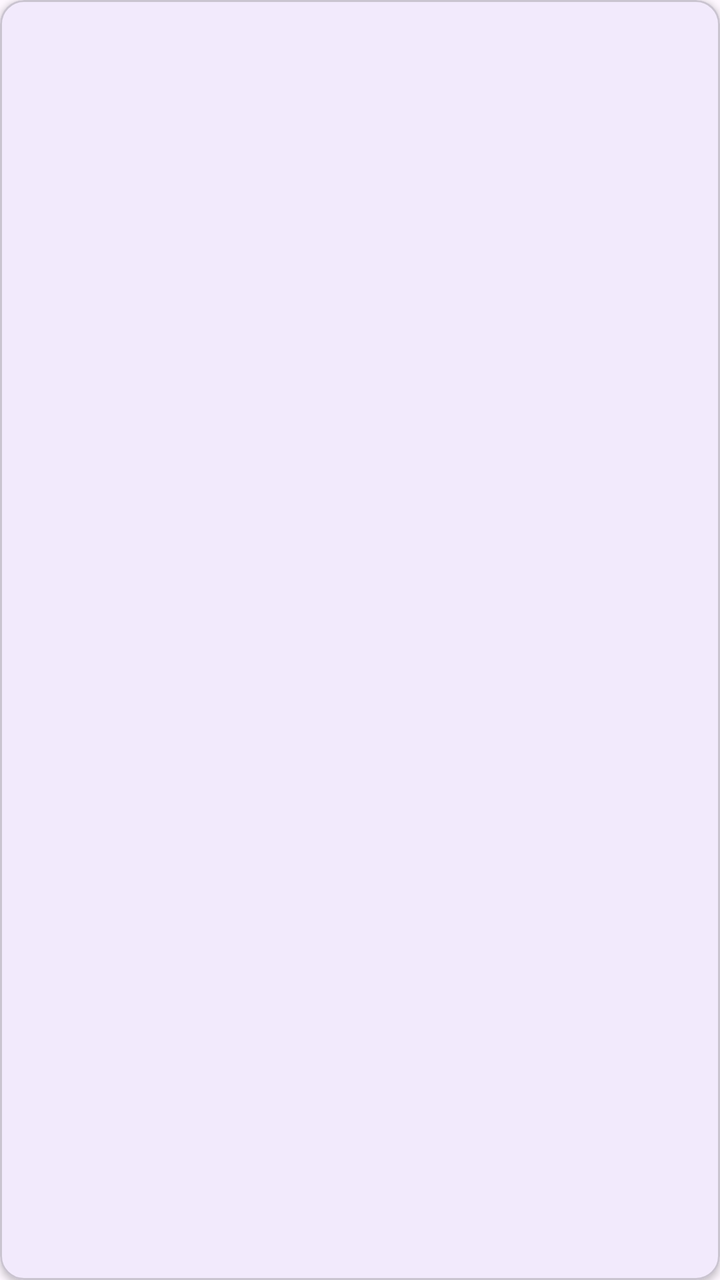
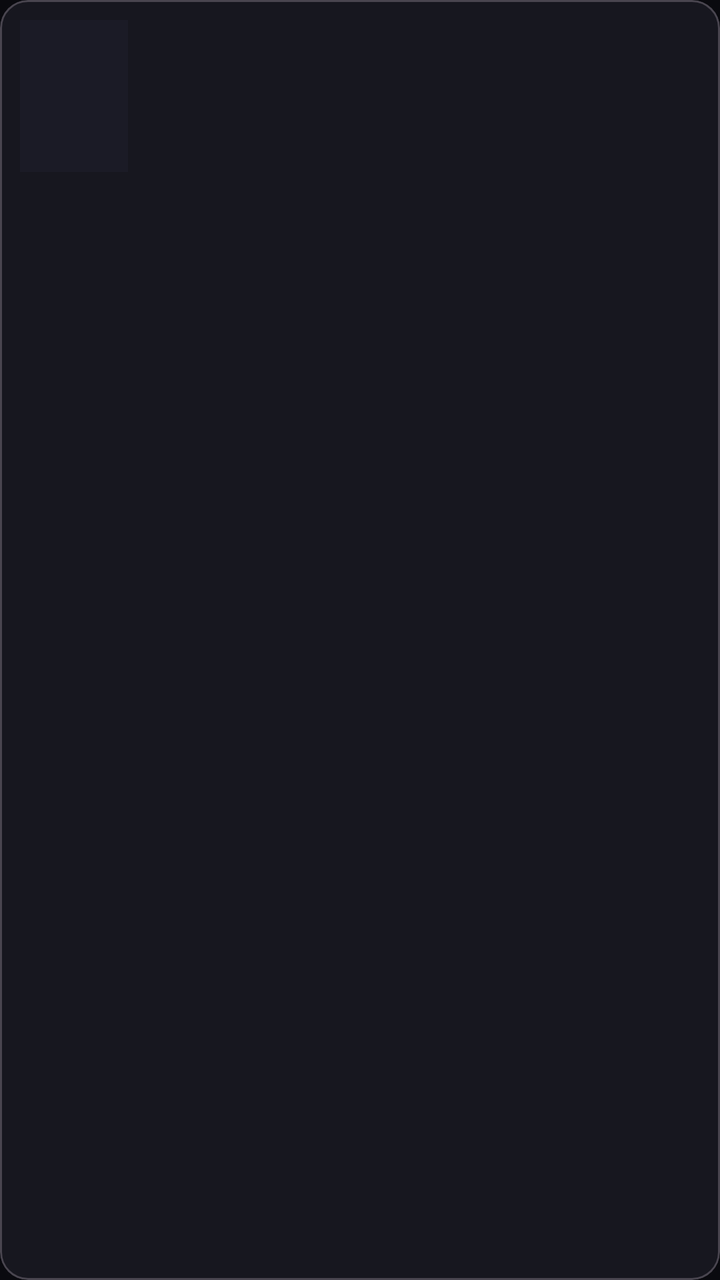

The first picture is an Android layout as it rendered before a commit; the second is the same layout after the commit. The layout source and the unified diff follow.
<!-- AndroidManifest.xml: application theme Theme.TruyenReader -->
<!-- res/layout/item_comic_row.xml -->
<?xml version="1.0" encoding="utf-8"?>
<com.google.android.material.card.MaterialCardView xmlns:android="http://schemas.android.com/apk/res/android"
    xmlns:app="http://schemas.android.com/apk/res-auto"
    android:layout_width="match_parent"
    android:layout_height="wrap_content"
    android:layout_margin="6dp"
    app:cardCornerRadius="12dp"
    app:cardElevation="2dp">

    <LinearLayout
        android:layout_width="match_parent"
        android:layout_height="wrap_content"
        android:orientation="horizontal"
        android:padding="10dp">

        <ImageView
            android:id="@+id/ivCoverRow"
            android:layout_width="54dp"
            android:layout_height="74dp"
            android:scaleType="centerCrop"
            android:contentDescription="Ảnh bìa" />

        <LinearLayout
            android:layout_width="0dp"
            android:layout_height="wrap_content"
            android:layout_marginStart="12dp"
            android:layout_weight="1"
            android:orientation="vertical">

            <TextView
                android:id="@+id/tvTitleRow"
                android:layout_width="match_parent"
                android:layout_height="wrap_content"
                android:maxLines="2"
                android:ellipsize="end"
                android:textSize="15sp"
                android:textStyle="bold" />

            <TextView
                android:id="@+id/tvSubRow"
                android:layout_width="match_parent"
                android:layout_height="wrap_content"
                android:layout_marginTop="4dp"
                android:textSize="13sp" />
        </LinearLayout>
    </LinearLayout>
</com.google.android.material.card.MaterialCardView>
<!-- resources referenced by this layout -->
<resources>
  <style name="Theme.TruyenReader" parent="Theme.Material3.DayNight">
          <item name="colorPrimary">#5B4BDB</item>
          <item name="colorOnPrimary">#FFFFFF</item>
          <item name="colorSecondary">#FF8A00</item>
      </style>
</resources>

<!-- the commit's change to res/layout/item_comic_row.xml (unified diff, before → after) -->
@@ -3,9 +3,10 @@
     xmlns:app="http://schemas.android.com/apk/res-auto"
     android:layout_width="match_parent"
     android:layout_height="wrap_content"
-    android:layout_margin="6dp"
-    app:cardCornerRadius="12dp"
-    app:cardElevation="2dp">
+    android:layout_margin="5dp"
+    app:cardBackgroundColor="@color/surface_card"
+    app:cardCornerRadius="14dp"
+    app:cardElevation="0dp">
 
     <LinearLayout
         android:layout_width="match_parent"
@@ -16,9 +17,10 @@
         <ImageView
             android:id="@+id/ivCoverRow"
             android:layout_width="54dp"
-            android:layout_height="74dp"
-            android:scaleType="centerCrop"
-            android:contentDescription="Ảnh bìa" />
+            android:layout_height="76dp"
+            android:background="@drawable/bg_poster"
+            android:contentDescription="Ảnh bìa"
+            android:scaleType="centerCrop" />
 
         <LinearLayout
             android:layout_width="0dp"
@@ -31,16 +33,28 @@
                 android:id="@+id/tvTitleRow"
                 android:layout_width="match_parent"
                 android:layout_height="wrap_content"
+                android:ellipsize="end"
                 android:maxLines="2"
-                android:ellipsize="end"
+                android:textColor="@color/text_primary"
                 android:textSize="15sp"
                 android:textStyle="bold" />
+
+            <TextView
+                android:id="@+id/tvSourceBadgeRow"
+                android:layout_width="wrap_content"
+                android:layout_height="wrap_content"
+                android:layout_marginTop="5dp"
+                android:textColor="#FFFFFF"
+                android:textSize="9sp"
+                android:textStyle="bold"
+                android:visibility="gone" />
 
             <TextView
                 android:id="@+id/tvSubRow"
                 android:layout_width="match_parent"
                 android:layout_height="wrap_content"
-                android:layout_marginTop="4dp"
+                android:layout_marginTop="5dp"
+                android:textColor="@color/text_secondary"
                 android:textSize="13sp" />
         </LinearLayout>
     </LinearLayout>
<!-- resource entries referenced after the edit -->
@@ -1,9 +1,27 @@
 <!-- resources referenced by this layout -->
 <resources>
-  <style name="Theme.TruyenReader" parent="Theme.Material3.DayNight">
-          <item name="colorPrimary">#5B4BDB</item>
+  <color name="surface_card">#17171F</color>
+  <color name="text_primary">#F2F2F5</color>
+  <color name="text_secondary">#A7A5B5</color>
+  <!-- drawable bg_poster (drawable) -->
+  <?xml version="1.0" encoding="utf-8"?>
+  <shape xmlns:android="http://schemas.android.com/apk/res/android" android:shape="rectangle">
+      <solid android:color="#1B1B26" />
+  </shape>
+  <style name="Theme.TruyenReader" parent="Theme.Material3.Dark">
+          <item name="colorPrimary">#7C6CFF</item>
           <item name="colorOnPrimary">#FFFFFF</item>
-          <item name="colorSecondary">#FF8A00</item>
+          <item name="colorPrimaryContainer">#2A2456</item>
+          <item name="colorOnPrimaryContainer">#DCD6FF</item>
+          <item name="colorSecondary">#22D3EE</item>
+          <item name="colorSurface">#12121A</item>
+          <item name="colorOnSurface">#F2F2F5</item>
+          <item name="colorSurfaceVariant">#1E1E28</item>
+          <item name="colorOnSurfaceVariant">#A7A5B5</item>
+          <item name="android:colorBackground">#0A0A0F</item>
+          <item name="android:windowBackground">#0A0A0F</item>
+          <item name="android:statusBarColor">#0A0A0F</item>
+          <item name="android:navigationBarColor">#0D0D14</item>
       </style>
 </resources>
 
